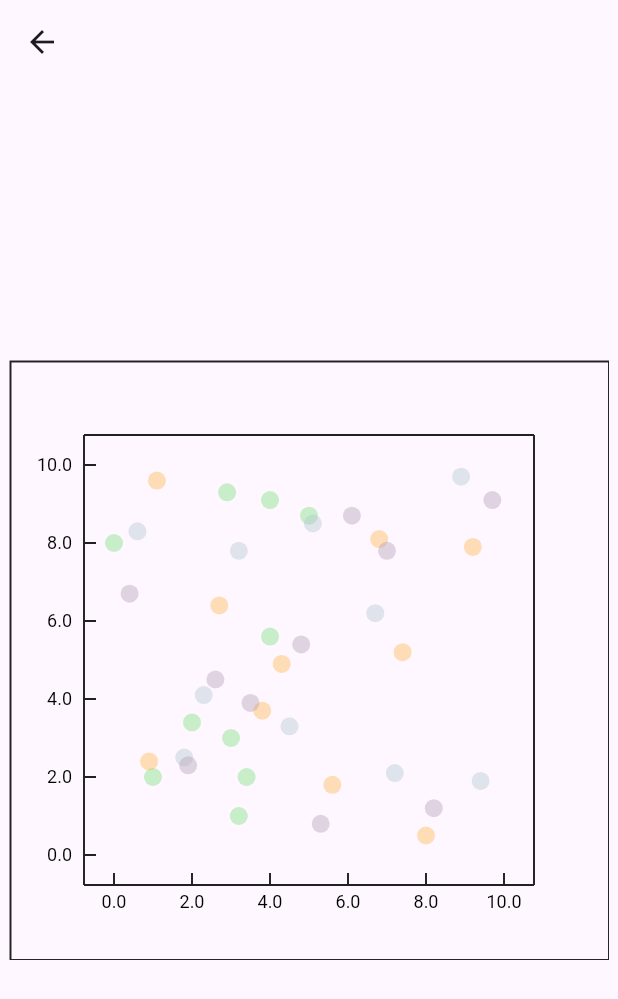
After one commit to ClementBeal/pretty_charts, a Flutter app: the ScatterPlotScreen screen opened directly, after a tap on "Basic scatter plot", on a phone screen of 412 x 824 dp. The commit adds this screen. Shown: the top 999 px of the screen. Run offline on Flutter 3.47's test engine with Material 3 defaults, Android fonts, the phone set to English and light mode, and no system bars.

Commit message:
add scatter plot

```diff
--- /dev/null
+++ b/example/lib/features/scatter_plot/scatter_plot_screen.dart
@@ -0,0 +1,44 @@
+import 'package:example/features/scatter_plot/screens/basic_scatter_plot.dart';
+import 'package:example/features/scatter_plot/screens/massive_scatter_plot.dart';
+import 'package:flutter/material.dart';
+
+class ScatterPlotScreen extends StatelessWidget {
+  const ScatterPlotScreen({super.key});
+
+  @override
+  Widget build(BuildContext context) {
+    return Scaffold(
+      appBar: AppBar(
+        title: Text("Scatter plots"),
+      ),
+      body: ListView(
+        children: [
+          ListTile(
+            title: Text("Basic scatter plot"),
+            subtitle: Text(""),
+            onTap: () {
+              Navigator.of(context).push(
+                MaterialPageRoute(
+                  builder: (context) => BasicScatterPlot(),
+                ),
+              );
+            },
+          ),
+          Divider(),
+          ListTile(
+            title: Text("Massive Scatter plot"),
+            subtitle: Text("Lot of points (>100 000)"),
+            onTap: () {
+              Navigator.of(context).push(
+                MaterialPageRoute(
+                  builder: (context) => MassiveScatterPlot(),
+                ),
+              );
+            },
+          ),
+          Divider(),
+        ],
+      ),
+    );
+  }
+}
--- /dev/null
+++ b/example/lib/features/scatter_plot/screens/basic_scatter_plot.dart
@@ -0,0 +1,51 @@
+import 'dart:math';
+
+import 'package:flutter/material.dart';
+import 'package:pretty_charts/pretty_charts.dart';
+
+class BasicScatterPlot extends StatelessWidget {
+  const BasicScatterPlot({super.key});
+
+  @override
+  Widget build(BuildContext context) {
+    return Scaffold(
+      appBar: AppBar(),
+      body: Center(
+        child: SizedBox(
+          height: 400,
+          width: 400,
+          child: ScatterPlot(
+            axes: CartesianAxes(
+              xLimits: AxesLimit(0, 10),
+              yLimits: AxesLimit(0, 10),
+              numberOfTicksOnX: 5,
+              numberOfTicksOnY: 5,
+            ),
+            data: [
+              ScatterPlotData(
+                x: [0, 1, 2, 3, 4, 5, 4, 3.4, 3.2, 2.9],
+                y: [8, 2, 3.4, 3, 5.6, 8.7, 9.1, 2, 1.0, 9.3],
+                name: "One",
+              ),
+              ScatterPlotData(
+                x: [3.2, 1.8, 4.5, 2.3, 6.7, 5.1, 8.9, 7.2, 9.4, 0.6],
+                y: [7.8, 2.5, 3.3, 4.1, 6.2, 8.5, 9.7, 2.1, 1.9, 8.3],
+                name: "Two",
+              ),
+              ScatterPlotData(
+                x: [1.1, 2.7, 3.8, 5.6, 7.4, 9.2, 0.9, 4.3, 6.8, 8.0],
+                y: [9.6, 6.4, 3.7, 1.8, 5.2, 7.9, 2.4, 4.9, 8.1, 0.5],
+                name: "Three",
+              ),
+              ScatterPlotData(
+                x: [0.4, 1.9, 3.5, 4.8, 6.1, 8.2, 9.7, 2.6, 7.0, 5.3],
+                y: [6.7, 2.3, 3.9, 5.4, 8.7, 1.2, 9.1, 4.5, 7.8, 0.8],
+                name: "Four",
+              ),
+            ],
+          ),
+        ),
+      ),
+    );
+  }
+}
--- /dev/null
+++ b/example/lib/features/scatter_plot/screens/massive_scatter_plot.dart
@@ -0,0 +1,36 @@
+import 'dart:math';
+
+import 'package:flutter/material.dart';
+import 'package:pretty_charts/pretty_charts.dart';
+
+class MassiveScatterPlot extends StatelessWidget {
+  const MassiveScatterPlot({super.key});
+
+  @override
+  Widget build(BuildContext context) {
+    return Scaffold(
+      appBar: AppBar(),
+      body: Center(
+        child: SizedBox(
+          height: 400,
+          width: 400,
+          child: ScatterPlot(
+            axes: CartesianAxes(
+              xLimits: AxesLimit(0, 10),
+              yLimits: AxesLimit(0, 10),
+              numberOfTicksOnX: 5,
+              numberOfTicksOnY: 5,
+            ),
+            data: [
+              ScatterPlotData(
+                x: List.generate(100000, (index) => Random().nextDouble() * 10),
+                y: List.generate(100000, (index) => Random().nextDouble() * 10),
+                name: "Four",
+              ),
+            ],
+          ),
+        ),
+      ),
+    );
+  }
+}
--- a/example/lib/main.dart
+++ b/example/lib/main.dart
@@ -2,6 +2,7 @@ import 'package:example/features/bar_plot/bar_plot.dart';
 import 'package:example/features/contour_plot/contour_plot_screen.dart';
 import 'package:example/features/line_plot/line_plot_screen.dart';
 import 'package:example/features/pie_plot/pie_plot_screen.dart';
+import 'package:example/features/scatter_plot/scatter_plot_screen.dart';
 import 'package:example/features/ternary_plot/ternary_plot.dart';
 import 'package:flutter/material.dart';
 
@@ -90,6 +91,17 @@ class HomeScreen extends StatelessWidget {
               );
             },
           ),
+          ListTile(
+            title: const Text("Scatter Plot"),
+            subtitle: const Text(""),
+            onTap: () {
+              Navigator.of(context).push(
+                MaterialPageRoute(
+                  builder: (context) => const ScatterPlotScreen(),
+                ),
+              );
+            },
+          ),
         ],
       ),
     );
--- a/lib/pretty_charts.dart
+++ b/lib/pretty_charts.dart
@@ -23,3 +23,6 @@ export 'src/plots/ternary_plot/ternary_plot_data.dart'
 export 'src/plots/pie_plot/pie_plot.dart' show PiePlot;
 export 'src/plots/pie_plot/pie_plot_data.dart' show PiePlotData;
 export 'src/plots/pie_plot//pie_plot_config.dart' show PiePlotConfig;
+
+export 'src/plots/scatter_plot/scatter_plot.dart' show ScatterPlot;
+export 'src/plots/scatter_plot/scatter_plot_data.dart' show ScatterPlotData;
--- /dev/null
+++ b/lib/src/plots/scatter_plot/scatter_plot.dart
@@ -0,0 +1,171 @@
+import 'dart:ui';
+
+import 'package:flutter/foundation.dart';
+import 'package:flutter/material.dart';
+import 'package:pretty_charts/pretty_charts.dart';
+import 'package:pretty_charts/src/axes/plot_framework.dart';
+import 'package:pretty_charts/src/shared/chart_viewer.dart';
+import 'package:pretty_charts/src/shared/color_maps/color_map.dart';
+
+class ScatterPlot extends StatefulWidget {
+  const ScatterPlot({
+    super.key,
+    required this.data,
+    this.colorMap,
+    this.animationDuration = Durations.extralong1,
+    this.animationCurve = Curves.easeInOut,
+    required this.axes,
+  });
+
+  final List<ScatterPlotData> data;
+  final Duration animationDuration;
+  final Curve animationCurve;
+  final ColorMap? colorMap;
+  final CartesianAxes axes;
+
+  @override
+  State<ScatterPlot> createState() => _ScatterPlotState();
+}
+
+class _ScatterPlotState extends State<ScatterPlot>
+    with SingleTickerProviderStateMixin {
+  late AnimationController _controller;
+  late Animation<double> _progressAnimation;
+
+  double _scaleFactor = 1.0;
+  Offset _offset = Offset.zero;
+
+  @override
+  void initState() {
+    super.initState();
+
+    _controller = AnimationController(
+      vsync: this,
+      duration: widget.animationDuration,
+    )..addListener(() {
+        setState(() {});
+      });
+
+    _progressAnimation = Tween<double>(begin: 0, end: 1).animate(
+      CurvedAnimation(
+        parent: _controller,
+        curve: widget.animationCurve,
+      ),
+    );
+
+    _controller.forward();
+  }
+
+  @override
+  void dispose() {
+    _controller.dispose();
+    super.dispose();
+  }
+
+  @override
+  Widget build(BuildContext context) {
+    return ChartViewer(
+      initialScale: 1.0,
+      onScale: (double scaleFactor, Offset offset) {
+        setState(() {
+          _scaleFactor = scaleFactor;
+          _offset = offset;
+        });
+      },
+      child: ClipRect(
+        child: CustomPaint(
+          painter: ScatterPlotPainter(
+            scaleFactor: _scaleFactor,
+            animationProgress: _progressAnimation.value,
+            offset: _offset,
+            data: widget.data,
+            colorMap: widget.colorMap ?? pastel1,
+            axes: widget.axes,
+          ),
+          foregroundPainter: PlotFrameworkPainter(
+            axes: widget.axes,
+            scaleFactor: _scaleFactor,
+            offset: _offset,
+          ),
+        ),
+      ),
+    );
+  }
+}
+
+class ScatterPlotPainter extends CustomPainter {
+  ScatterPlotPainter({
+    super.repaint,
+    required this.animationProgress,
+    required this.scaleFactor,
+    required this.offset,
+    required this.data,
+    required this.colorMap,
+    required this.axes,
+  });
+
+  final double scaleFactor;
+  final Offset offset;
+  final List<ScatterPlotData> data;
+  final ColorMap colorMap;
+  final CartesianAxes axes;
+
+  /// progress value of the animation
+  /// 0 is the start || 1 is the end
+  /// interval of value : [0, 1]
+  final double animationProgress;
+
+  @override
+  void paint(Canvas canvas, Size size) {
+    const double internalPadding = 50.0;
+    const double axesPadding = 20.0;
+
+    colorMap.reset();
+
+    final axesOrigin = Offset(internalPadding, size.height - internalPadding);
+    final plotOrigin = axesOrigin + const Offset(axesPadding, -axesPadding);
+
+    final xAxesRange = axes.xLimits.translate(offset.dx).scale(scaleFactor);
+    final yAxesRange = axes.yLimits.translate(-offset.dy).scale(scaleFactor);
+
+    final axesWidth = size.width - 2 * (internalPadding + axesPadding);
+    final axesHeight = size.height - 2 * (internalPadding + axesPadding);
+
+    final pointPaiter = Paint()
+      ..strokeWidth = 12.0 * animationProgress
+      ..strokeCap = StrokeCap.round;
+
+    for (var (i, d) in data.indexed) {
+      pointPaiter.color = colorMap.getColor(i.toDouble()).withOpacity(0.4);
+
+      final points = Float32List(d.x.length + d.y.length);
+      for (var i = 0; i < d.x.length; i++) {
+        points[i * 2] = plotOrigin.dx +
+            axesWidth *
+                (offset.dx + d.x[i]) /
+                xAxesRange.getDiff() *
+                scaleFactor;
+        points[i * 2 + 1] = plotOrigin.dy -
+            axesHeight *
+                (-offset.dy + d.y[i]) /
+                yAxesRange.getDiff() *
+                scaleFactor;
+      }
+
+      canvas.clipRect(
+        Rect.fromLTWH(
+          internalPadding,
+          internalPadding,
+          size.width - 2 * internalPadding,
+          size.height - 2 * internalPadding,
+        ),
+      );
+      canvas.drawRawPoints(PointMode.points, points, pointPaiter);
+    }
+  }
+
+  @override
+  bool shouldRepaint(covariant CustomPainter oldDelegate) {
+    return true;
+  }
+}
--- /dev/null
+++ b/lib/src/plots/scatter_plot/scatter_plot_data.dart
@@ -0,0 +1,11 @@
+class ScatterPlotData {
+  ScatterPlotData({
+    required this.x,
+    required this.y,
+    required this.name,
+  });
+
+  final List<double> x;
+  final List<double> y;
+  final String name;
+}
--- a/lib/src/shared/chart_viewer.dart
+++ b/lib/src/shared/chart_viewer.dart
@@ -37,7 +37,7 @@ class _ChartViewerState extends State<ChartViewer> {
       },
       onScaleUpdate: (details) {
         _scale = _tmpScale * details.scale;
-        _offset += details.focalPointDelta / 128;
+        _offset += details.focalPointDelta / 32 / _scale;
 
         widget.onScale(_scale, _offset);
       },
```
